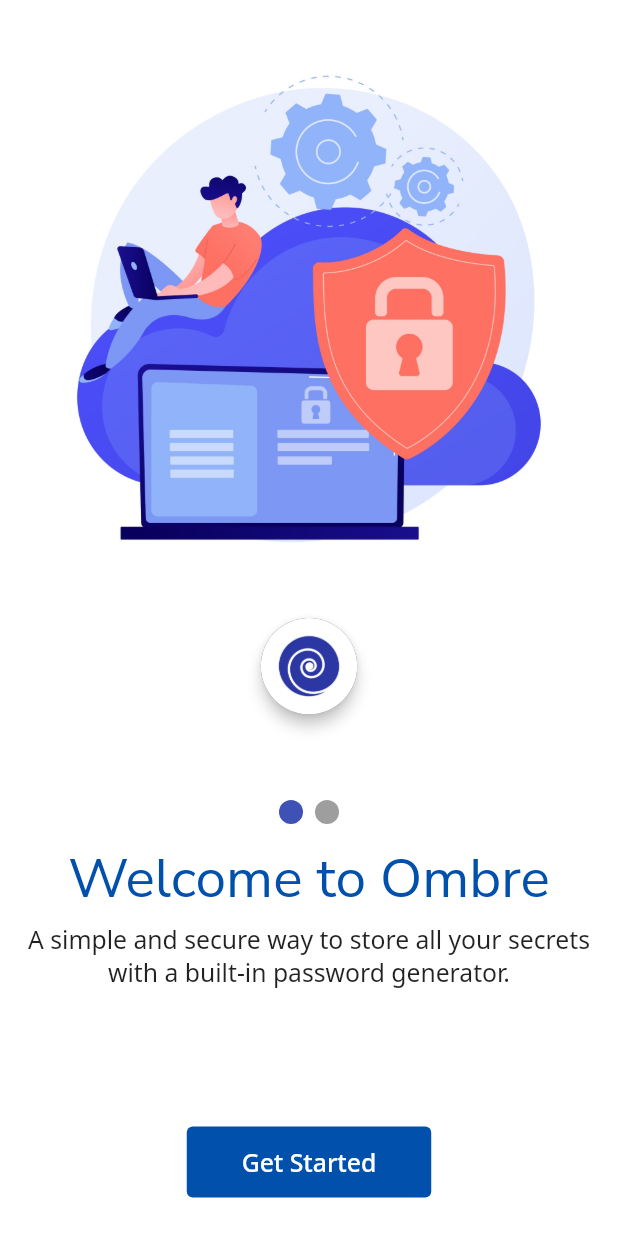
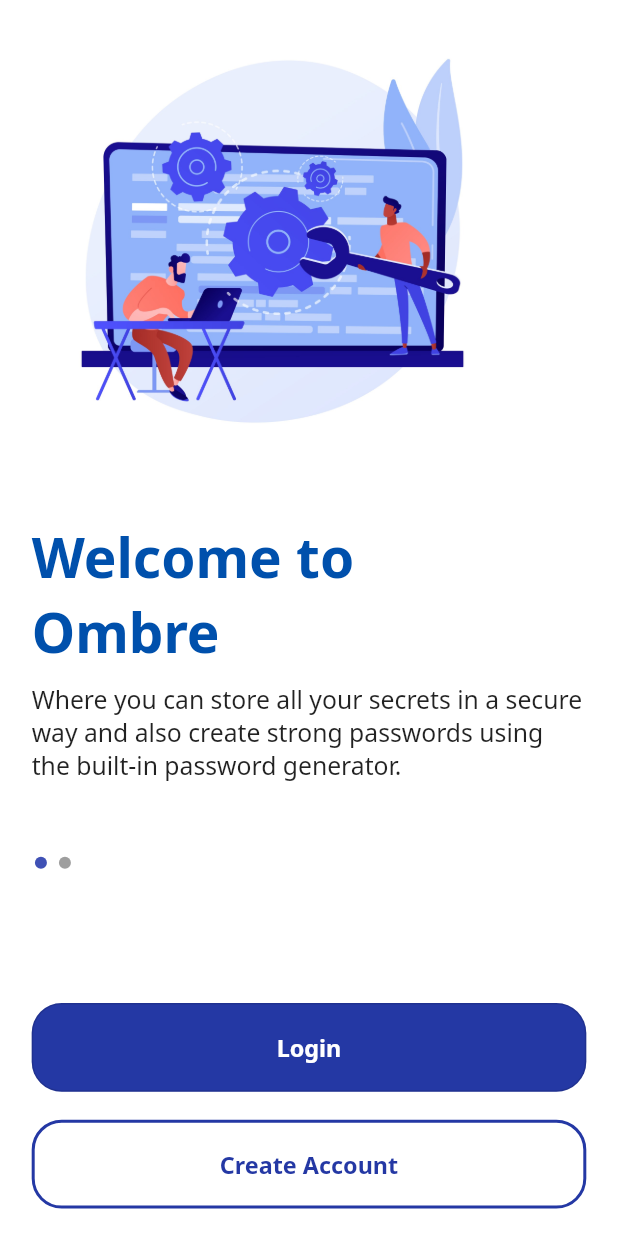
Before and after one commit to noschist/ombre, a Flutter app: the screen it shows after launch, on a phone screen of 412 x 824 dp. Run offline on Flutter 3.47's test engine with Material 2 defaults, Android fonts, the phone set to English and light mode, and no system bars; drawn by our look-alikes of smooth_page_indicator; our stand-ins replace flutter_screenutil, google_fonts.

Commit message:
Registration screens implemented

```diff
--- a/lib/pages/onboarding_page.dart
+++ b/lib/pages/onboarding_page.dart
@@ -1,6 +1,6 @@
 import 'package:flutter/material.dart';
 import 'package:flutter_screenutil/flutter_screenutil.dart';
-import 'package:ombre/pages/screens/intro_login.dart';
+import 'package:ombre/pages/register_page.dart';
 import 'package:ombre/pages/screens/intro_one.dart';
 import 'package:ombre/pages/screens/intro_two.dart';
 import 'package:smooth_page_indicator/smooth_page_indicator.dart';
@@ -37,42 +37,75 @@ class _OnboardingPageState extends State<OnboardingPage> {
             children: const [IntroOne(), IntroTwo()],
           ),
           Container(
-            alignment: const Alignment(0, 0.32),
+            alignment: const Alignment(-0.88, 0.4),
             child: SmoothPageIndicator(
               onDotClicked: (index) {
                 _controller.jumpToPage(index);
               },
               controller: _controller,
               count: 2,
-              effect: const WormEffect(type: WormType.underground),
+              effect: const WormEffect(
+                  type: WormType.underground,
+                  radius: 8,
+                  dotHeight: 8,
+                  dotWidth: 8),
             ),
           ),
           Padding(
-              padding: EdgeInsets.all(30.r),
-              child: ElevatedButton(
-                  style: ElevatedButton.styleFrom(
-                      elevation: 0,
-                      padding: EdgeInsets.symmetric(
-                          horizontal: 40.w, vertical: 15.h),
-                      backgroundColor: const Color.fromARGB(255, 0, 80, 172)),
+              padding: EdgeInsets.symmetric(horizontal: 25.h, vertical: 105.w),
+              child: OutlinedButton(
+                  style: OutlinedButton.styleFrom(
+                      minimumSize: Size.fromHeight(70.h),
+                      shape: const RoundedRectangleBorder(
+                          borderRadius: BorderRadius.all(Radius.circular(20))),
+                      foregroundColor: Colors.white,
+                      backgroundColor: const Color(0xFF2438a4)),
+                  onPressed: () {},
+                  child: Text(
+                    "Login",
+                    style:
+                        TextStyle(fontWeight: FontWeight.bold, fontSize: 17.sp),
+                  ))),
+          Padding(
+              padding: EdgeInsets.symmetric(horizontal: 25.h, vertical: 20.w),
+              child: OutlinedButton(
+                  style: OutlinedButton.styleFrom(
+                    minimumSize: Size.fromHeight(70.h),
+                    side:
+                        const BorderSide(width: 2.0, color: Color(0xFF2438a4)),
+                    shape: const RoundedRectangleBorder(
+                        borderRadius: BorderRadius.all(Radius.circular(20))),
+                    foregroundColor: const Color(0xFF2438a4),
+                  ),
                   onPressed: () {
-                    if (reachedLoginPage) {
-                      Navigator.pushReplacement(context,
-                          MaterialPageRoute(builder: (context) {
-                        return const IntroLogin();
-                      }));
-                    } else {
-                      _controller.nextPage(
-                          duration: const Duration(milliseconds: 500),
-                          curve: Curves.easeIn);
-                    }
+                    Navigator.of(context).push(_createRoute());
                   },
                   child: Text(
-                    reachedLoginPage ? "Create Account" : "Get Started",
-                    style: TextStyle(fontSize: 18.sp),
-                  )))
+                    "Create Account",
+                    style:
+                        TextStyle(fontWeight: FontWeight.bold, fontSize: 17.sp),
+                  ))),
         ],
       ),
     );
   }
 }
+
+Route _createRoute() {
+  return PageRouteBuilder(
+    pageBuilder: (context, animation, secondaryAnimation) =>
+        const RegisterPage(),
+    transitionsBuilder: (context, animation, secondaryAnimation, child) {
+      const begin = Offset(1.0, 0.0);
+      const end = Offset.zero;
+      const curve = Curves.ease;
+
+      var tween = Tween(begin: begin, end: end).chain(CurveTween(curve: curve));
+
+      return SlideTransition(
+        position: animation.drive(tween),
+        child: child,
+      );
+    },
+  );
+}
--- a/lib/pages/screens/intro_one.dart
+++ b/lib/pages/screens/intro_one.dart
@@ -1,6 +1,5 @@
 import 'package:flutter/material.dart';
 import 'package:flutter_screenutil/flutter_screenutil.dart';
-import 'package:google_fonts/google_fonts.dart';
 
 class IntroOne extends StatelessWidget {
   const IntroOne({super.key});
@@ -8,39 +7,36 @@ class IntroOne extends StatelessWidget {
   @override
   Widget build(BuildContext context) {
     return SafeArea(
+      child: Container(
+        padding: EdgeInsets.symmetric(horizontal: 25.h),
         child: Column(
+          crossAxisAlignment: CrossAxisAlignment.start,
           children: [
-          Image.asset('lib/images/intro1.jpg'),
-          Material(
-            elevation: 4,
-            borderRadius: BorderRadius.circular(38.r),
-            color: Colors.grey.shade700,
-            child: CircleAvatar(
-              backgroundColor: Colors.white,
-              radius: 38.r,
-              child: Padding(
-                padding: EdgeInsets.all(12.r),
-                child: Image.asset('lib/images/logo.png'),
-              ),
-            ),
+            Image.asset(
+              'lib/images/intro1.jpg',
+              fit: BoxFit.fitHeight,
+              height: 380.h,
+              isAntiAlias: true,
             ),
             SizedBox(
-            height: 100.h,
+              height: 30.h,
             ),
             Text(
-            "Welcome to Ombre",
-            style: GoogleFonts.nunitoSans(
-                fontSize: 40.sp, color: const Color.fromARGB(255, 0, 80, 172)),
+              "Welcome to\nOmbre",
+              style: TextStyle(
+                  fontWeight: FontWeight.bold,
+                  fontSize: 40.sp,
+                  color: const Color.fromARGB(255, 0, 80, 172)),
             ),
-          Padding(
-            padding: EdgeInsets.symmetric(horizontal: 20.w, vertical: 5.h),
-            child: Text(
-              "A simple and secure way to store all your secrets with a built-in password generator.",
-              textAlign: TextAlign.center,
+            SizedBox(
+              height: 10.h,
+            ),
+            Text(
+              "Where you can store all your secrets in a secure way and also create strong passwords using the built-in password generator.",
               style: TextStyle(fontSize: 18.sp),
-            ),
             )
           ],
+        ),
       ),
     );
   }
```
Also changed, not shown: lib/pages/register_page.dart (added, +45 -0 lines), lib/pages/screens/intro_login.dart (deleted, +0 -51 lines), lib/pages/screens/intro_two.dart (+20 -24 lines), lib/pages/screens/register_form.dart (added, +214 -0 lines), lib/pages/screens/register_form_two.dart (added, +173 -0 lines), lib/util/logo_with_icon.dart (added, +29 -0 lines), lib/util/register_pass_check.dart (added, +35 -0 lines), lib/images/intro1.jpg, lib/images/intro2.jpg (deleted), lib/images/intro2.png (added), lib/images/intro3.jpg (deleted), 1 other file. Lines whose indentation alone changed are shown as unchanged.
